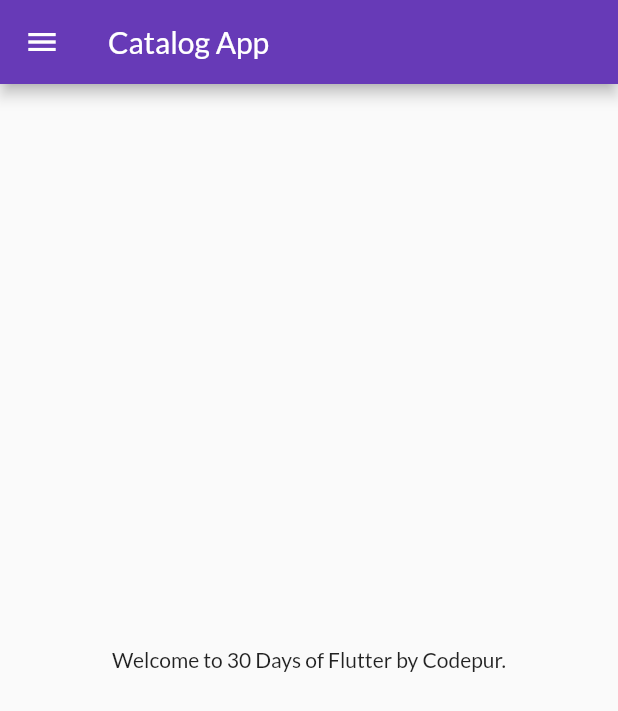
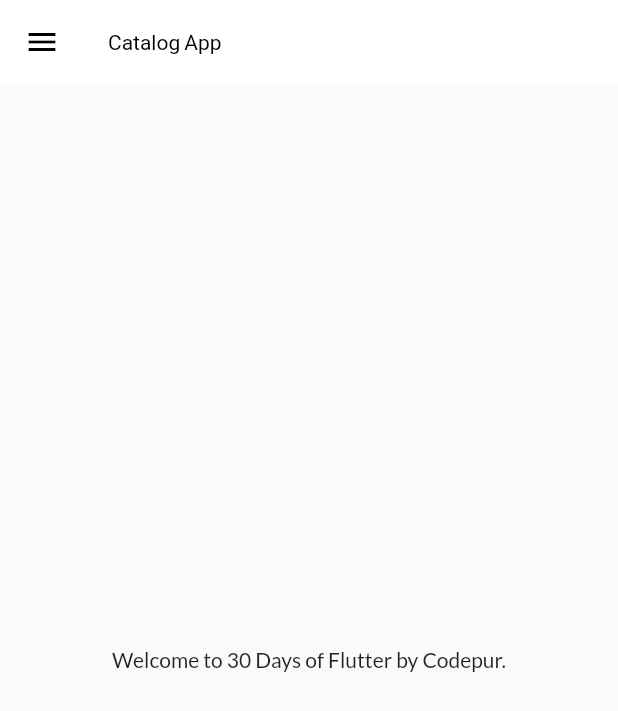
Before and after one commit to atulpandey98/30DaysOfFlutter, a Flutter app: the screen it shows after launch, on a phone screen of 412 x 824 dp. Shown: the top 711 px of the screen. Run offline on Flutter 3.47's test engine with Material 2 defaults, Android fonts, the phone set to English and light mode, and no system bars; our stand-ins replace google_fonts.

Commit message:
Day 9 AppBarTheme and Extracting theme

```diff
--- a/lib/main.dart
+++ b/lib/main.dart
@@ -2,6 +2,7 @@ import 'package:flutter/material.dart';
 import 'package:flutter_catalog/pages/home_page.dart';
 import 'package:flutter_catalog/pages/login_page.dart';
 import 'package:flutter_catalog/utils/routes.dart';
+import 'package:flutter_catalog/widgets/themes.dart';
 import 'package:google_fonts/google_fonts.dart';
 
 void main() {
@@ -13,10 +14,8 @@ class MyApp extends StatelessWidget {
   Widget build(BuildContext context) {
     return MaterialApp(
       themeMode: ThemeMode.light,
-      theme: ThemeData(
-          primarySwatch: Colors.deepPurple,
-          fontFamily: GoogleFonts.lato().fontFamily),
-      darkTheme: ThemeData(brightness: Brightness.dark),
+      theme: MyTheme.lightTheme(context),
+      darkTheme: MyTheme.darkTheme(context),
       debugShowCheckedModeBanner: false,
       initialRoute: "/home",
       routes: {
--- /dev/null
+++ b/lib/widgets/themes.dart
@@ -0,0 +1,16 @@
+import 'package:flutter/material.dart';
+import 'package:google_fonts/google_fonts.dart';
+
+class MyTheme {
+  static ThemeData lightTheme(BuildContext context) => ThemeData(
+      primarySwatch: Colors.deepPurple,
+      fontFamily: GoogleFonts.lato().fontFamily,
+      appBarTheme: AppBarTheme(
+          color: Colors.white,
+          elevation: 0.0,
+          iconTheme: IconThemeData(color: Colors.black),
+          titleTextStyle: TextStyle(color: Colors.black)));
+
+  static ThemeData darkTheme(BuildContext context) =>
+      ThemeData(brightness: Brightness.dark);
+}
```
Also changed, not shown: assets/files/catalog.json (added, +68 -0 lines), lib/models/catalog.dart (added, +27 -0 lines).
